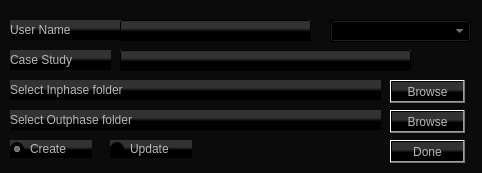
RahulSKumar-1998/FinalProject, file cuWindow.ui: the form before one commit.
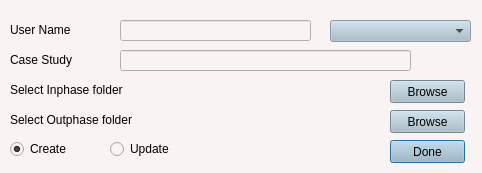
The form after the commit.

Diff of the .ui file:
```diff
--- a/cuWindow.ui
+++ b/cuWindow.ui
@@ -20,7 +20,7 @@
    <string>User Create/Update Window</string>
   </property>
   <property name="styleSheet">
-   <string notr="true">background-color: rgb(11, 11, 11);</string>
+   <string notr="true">background-color: rgb(250,243,243)</string>
   </property>
   <widget class="QLabel" name="uName">
    <property name="geometry">
@@ -35,12 +35,12 @@
     <string notr="true">border-color: rgb(21, 21, 21);
 font: 11pt &quot;MS Shell Dlg 2&quot;;
 border-color: rgb(42, 42, 42);
-background-color: rgb(68, 68, 68);
+
 color: rgb(184, 184, 184);
 
 
-color: rgb(184, 184, 184);
-background-color: qlineargradient(spread:pad, x1:0, y1:1, x2:0, y2:0, stop:0.4375 rgba(0, 0, 0, 255), stop:0.607955 rgba(50, 50, 50, 255))</string>
+color: rgb(0, 0, 0);
+</string>
    </property>
    <property name="text">
     <string>User Name</string>
@@ -59,12 +59,11 @@
     <string notr="true">border-color: rgb(21, 21, 21);
 font: 11pt &quot;MS Shell Dlg 2&quot;;
 border-color: rgb(42, 42, 42);
-background-color: rgb(68, 68, 68);
+
 color: rgb(184, 184, 184);
 
 
-color: rgb(184, 184, 184);
-background-color: qlineargradient(spread:pad, x1:0, y1:1, x2:0, y2:0, stop:0.4375 rgba(0, 0, 0, 255), stop:0.607955 rgba(50, 50, 50, 255))</string>
+color: rgb(0, 0, 0);</string>
    </property>
    <property name="text">
     <string>Case Study</string>
@@ -83,12 +82,11 @@
     <string notr="true">border-color: rgb(21, 21, 21);
 font: 11pt &quot;MS Shell Dlg 2&quot;;
 border-color: rgb(42, 42, 42);
-background-color: rgb(68, 68, 68);
+
 color: rgb(184, 184, 184);
 
 
-color: rgb(184, 184, 184);
-background-color: qlineargradient(spread:pad, x1:0, y1:1, x2:0, y2:0, stop:0.4375 rgba(0, 0, 0, 255), stop:0.607955 rgba(50, 50, 50, 255))</string>
+color: rgb(0, 0, 0);</string>
    </property>
    <property name="text">
     <string>Select Inphase folder</string>
@@ -107,12 +105,11 @@
     <string notr="true">border-color: rgb(21, 21, 21);
 font: 11pt &quot;MS Shell Dlg 2&quot;;
 border-color: rgb(42, 42, 42);
-background-color: rgb(68, 68, 68);
+
 color: rgb(184, 184, 184);
 
 
-color: rgb(184, 184, 184);
-background-color: qlineargradient(spread:pad, x1:0, y1:1, x2:0, y2:0, stop:0.4375 rgba(0, 0, 0, 255), stop:0.607955 rgba(50, 50, 50, 255))</string>
+color: rgb(0, 0, 0);</string>
    </property>
    <property name="text">
     <string>Select Outphase folder</string>
@@ -138,8 +135,9 @@
 color: rgb(184, 184, 184);
 
 
-color: rgb(184, 184, 184);
-background-color: qlineargradient(spread:pad, x1:0, y1:1, x2:0, y2:0, stop:0.4375 rgba(0, 0, 0, 255), stop:0.607955 rgba(50, 50, 50, 255))</string>
+color: rgb(0,0,0);
+background-color: rgb(167,187,199)
+</string>
    </property>
    <property name="text">
     <string>Done</string>
@@ -158,12 +156,11 @@
     <string notr="true">border-color: rgb(21, 21, 21);
 font: 11pt &quot;MS Shell Dlg 2&quot;;
 border-color: rgb(42, 42, 42);
-background-color: rgb(68, 68, 68);
+
 color: rgb(184, 184, 184);
 
 
-color: rgb(184, 184, 184);
-background-color: qlineargradient(spread:pad, x1:0, y1:1, x2:0, y2:0, stop:0.4375 rgba(0, 0, 0, 255), stop:0.607955 rgba(50, 50, 50, 255))</string>
+color: rgb(0, 0, 0);</string>
    </property>
    <property name="inputMask">
     <string/>
@@ -188,12 +185,11 @@
     <string notr="true">border-color: rgb(21, 21, 21);
 font: 11pt &quot;MS Shell Dlg 2&quot;;
 border-color: rgb(42, 42, 42);
-background-color: rgb(68, 68, 68);
+
 color: rgb(184, 184, 184);
 
 
-color: rgb(184, 184, 184);
-background-color: qlineargradient(spread:pad, x1:0, y1:1, x2:0, y2:0, stop:0.4375 rgba(0, 0, 0, 255), stop:0.607955 rgba(50, 50, 50, 255))</string>
+color: rgb(0, 0, 0);</string>
    </property>
    <property name="text">
     <string/>
@@ -219,8 +215,9 @@
 color: rgb(184, 184, 184);
 
 
-color: rgb(184, 184, 184);
-background-color: qlineargradient(spread:pad, x1:0, y1:1, x2:0, y2:0, stop:0.4375 rgba(0, 0, 0, 255), stop:0.607955 rgba(50, 50, 50, 255))</string>
+color: rgb(0,0,0);
+background-color: rgb(167,187,199)
+</string>
    </property>
    <property name="text">
     <string>Browse</string>
@@ -243,8 +240,9 @@
 color: rgb(184, 184, 184);
 
 
-color: rgb(184, 184, 184);
-background-color: qlineargradient(spread:pad, x1:0, y1:1, x2:0, y2:0, stop:0.4375 rgba(0, 0, 0, 255), stop:0.607955 rgba(50, 50, 50, 255))</string>
+color: rgb(0,0,0);
+background-color: rgb(167,187,199)
+</string>
    </property>
    <property name="text">
     <string>Browse</string>
@@ -266,12 +264,10 @@
     <string notr="true">border-color: rgb(21, 21, 21);
 font: 11pt &quot;MS Shell Dlg 2&quot;;
 border-color: rgb(42, 42, 42);
-background-color: rgb(68, 68, 68);
-color: rgb(184, 184, 184);
 
 
-color: rgb(184, 184, 184);
-background-color: qlineargradient(spread:pad, x1:0, y1:1, x2:0, y2:0, stop:0.4375 rgba(0, 0, 0, 255), stop:0.607955 rgba(50, 50, 50, 255))</string>
+color: rgb(0, 0, 0);
+background-color: rgb(167,187,199);</string>
    </property>
   </widget>
   <widget class="QRadioButton" name="createRdBtn">
@@ -287,12 +283,11 @@
     <string notr="true">border-color: rgb(21, 21, 21);
 font: 11pt &quot;MS Shell Dlg 2&quot;;
 border-color: rgb(42, 42, 42);
-background-color: rgb(68, 68, 68);
+
 color: rgb(184, 184, 184);
 
 
-color: rgb(184, 184, 184);
-background-color: qlineargradient(spread:pad, x1:0, y1:1, x2:0, y2:0, stop:0.4375 rgba(0, 0, 0, 255), stop:0.607955 rgba(50, 50, 50, 255))</string>
+color: rgb(0, 0, 0);</string>
    </property>
    <property name="text">
     <string>Create</string>
@@ -314,12 +309,11 @@
     <string notr="true">border-color: rgb(21, 21, 21);
 font: 11pt &quot;MS Shell Dlg 2&quot;;
 border-color: rgb(42, 42, 42);
-background-color: rgb(68, 68, 68);
+
 color: rgb(184, 184, 184);
 
 
-color: rgb(184, 184, 184);
-background-color: qlineargradient(spread:pad, x1:0, y1:1, x2:0, y2:0, stop:0.4375 rgba(0, 0, 0, 255), stop:0.607955 rgba(50, 50, 50, 255))</string>
+color: rgb(0, 0, 0);</string>
    </property>
    <property name="text">
     <string>Update</string>
```
